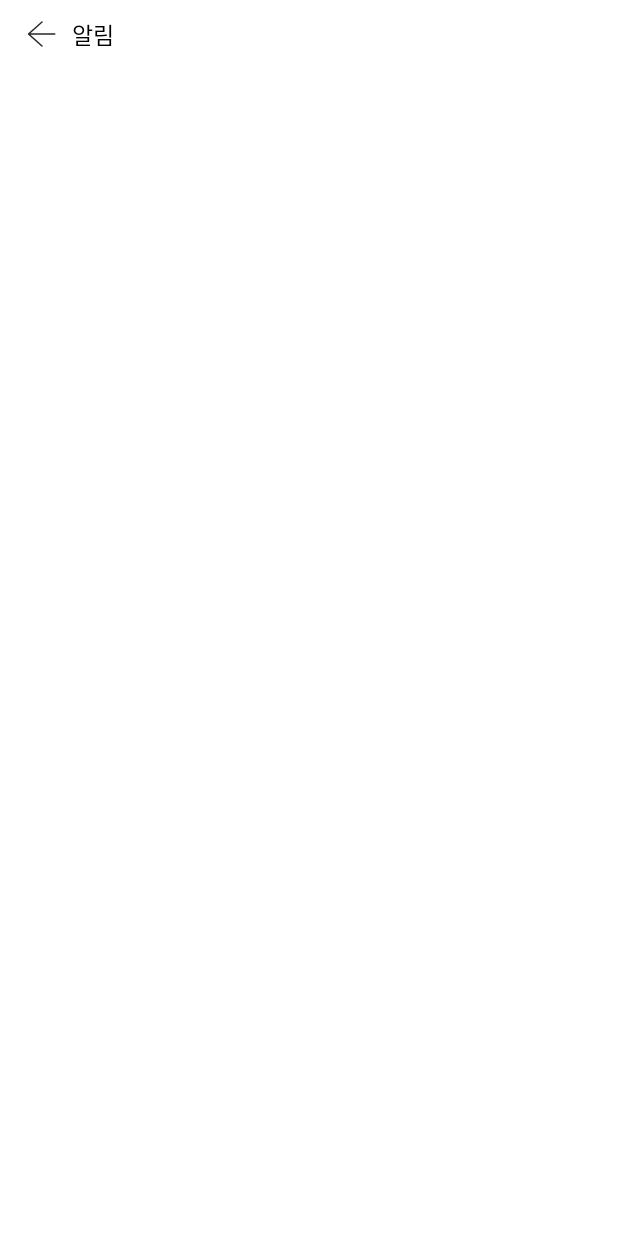
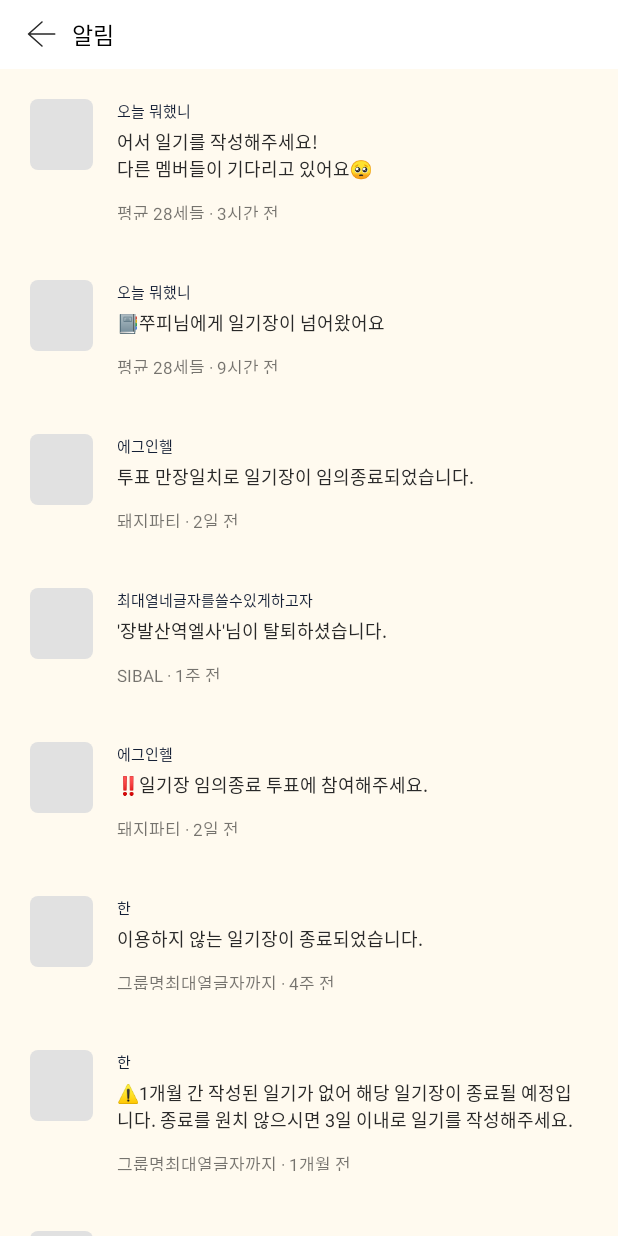
Before and after one commit to JangHyeLyn/Exchange-Diary-Android, an Android app: the NotificationPageActivity screen opened directly, with no data from a screen before it, on a phone screen of 412 x 824 dp. Before the commit the screen is almost empty. Run offline under Robolectric (Android 15) with nearby library versions, the light colour scheme and no system bars; our stand-ins replace data binding.

Commit message:
알림 페이지 UI생성

```diff
--- /dev/null
+++ b/app/src/main/java/com/km/exchangediary/ui/notification_page/NotificationData.kt
@@ -0,0 +1,10 @@
+package com.km.exchangediary.ui.notification_page
+
+data class NotificationData(
+    /* TODO checkFlag */
+    val diaryCover: String,
+    val diaryTitle: String,
+    val notificationDetail: String,
+    val groupName: String,
+    val notificationTime: String
+)
--- /dev/null
+++ b/app/src/main/java/com/km/exchangediary/ui/notification_page/NotificationListAdapter.kt
@@ -0,0 +1,49 @@
+package com.km.exchangediary.ui.notification_page
+
+import android.content.Context
+import android.view.LayoutInflater
+import android.view.ViewGroup
+import androidx.databinding.DataBindingUtil
+import androidx.recyclerview.widget.RecyclerView
+import com.km.exchangediary.R
+import com.km.exchangediary.databinding.ItemNotificationBinding
+
+class NotificationListAdapter : RecyclerView.Adapter<NotificationListAdapter.NotificationViewHolder>() {
+    private val notificationList = arrayListOf<NotificationData>(
+        NotificationData("","오늘 뭐했니","어서 일기를 작성해주세요!\n다른 멤버들이 기다리고 있어요\uD83E\uDD7A","평균 28세들","3시간 전"),
+        NotificationData("","오늘 뭐했니","📔쭈피님에게 일기장이 넘어왔어요","평균 28세들","9시간 전"),
+        NotificationData("","에그인헬","투표 만장일치로 일기장이 임의종료되었습니다.","돼지파티","2일 전"),
+        NotificationData("","최대열네글자를쓸수있게하고자","'장발산역엘사'님이 탈퇴하셨습니다.","SIBAL","1주 전"),
+        NotificationData("","에그인헬","‼️일기장 임의종료 투표에 참여해주세요.","돼지파티","2일 전"),
+        NotificationData("","한","이용하지 않는 일기장이 종료되었습니다.","그룹명최대열글자까지","4주 전"),
+        NotificationData("","한","⚠️1개월 간 작성된 일기가 없어 해당 일기장이 종료될 예정입니다. 종료를 원치 않으시면 3일 이내로 일기를 작성해주세요.","그룹명최대열글자까지","1개월 전"),
+        NotificationData("","후라이","🥳일기장을 다 썼네요!\n이제 마지막 페이지에서 통계를 확인할 수 있어요!","전설의 레전드","1개월 전"),
+        NotificationData("","오늘 뭐했니","새로운 일기장에 초대받았어요!\n'개똥이'님과 교환일기를 작성하러 가볼까요?~?","평균 28세들","9시간 전"),
+        NotificationData("","후라이","다음 작성자 지정을 깜박하셨네요!\n누구에게 일기장을 넘겨줄까요?🤔","전설의 레전드","3주 전"),
+        NotificationData("","오늘 뭐했니","✍️ 이제 일기 작성 가능!\n초대한 멤버가 들어와서 일기장을 넘겨줄 수 있어요 :)","평균 28세들","1개월 전")
+    )
+
+    override fun onCreateViewHolder(parent: ViewGroup, viewType: Int): NotificationViewHolder =
+        NotificationViewHolder(DataBindingUtil.inflate(
+            parent.context.getSystemService(Context.LAYOUT_INFLATER_SERVICE) as LayoutInflater,
+            R.layout.item_notification,
+            parent,
+            false)
+        )
+
+    override fun onBindViewHolder(holder: NotificationViewHolder, position: Int) {
+        holder.onBind(notificationList[position])
+    }
+
+    override fun getItemCount(): Int = notificationList.size
+
+    class NotificationViewHolder(private val binding: ItemNotificationBinding) :
+        RecyclerView.ViewHolder(binding.root) {
+        fun onBind(item: NotificationData) {
+            /* TODO Glide를 통해 다이어리 커버 이미지 바인딩 */
+            binding.tvNotificationDiaryTitle.text = item.diaryTitle
+            binding.tvNotificationDetail.text = item.notificationDetail
+            binding.tvNotificationGroupNameAndTime.text = "${item.groupName} · ${item.notificationTime}"
+        }
+    }
+}
--- a/app/src/main/java/com/km/exchangediary/ui/notification_page/NotificationPageActivity.kt
+++ b/app/src/main/java/com/km/exchangediary/ui/notification_page/NotificationPageActivity.kt
@@ -1,10 +1,12 @@
 package com.km.exchangediary.ui.notification_page
 
 import android.os.Bundle
+import android.widget.LinearLayout
+import androidx.recyclerview.widget.LinearLayoutManager
+import androidx.recyclerview.widget.RecyclerView
 import com.km.exchangediary.R
 import com.km.exchangediary.base.BaseActivity
 import com.km.exchangediary.databinding.ActivityNotificationPageBinding
-
 
 class NotificationPageActivity : BaseActivity<ActivityNotificationPageBinding>() {
     override fun layoutRes(): Int = R.layout.activity_notification_page
@@ -12,5 +14,19 @@ class NotificationPageActivity : BaseActivity<ActivityNotificationPageBinding>()
     override fun onCreate(savedInstanceState: Bundle?) {
         super.onCreate(savedInstanceState)
 
+        binding.ivProfileBack.setOnClickListener { finish() }
+
+        onBindView()
+    }
+
+    private fun onBindView() {
+        binding.rvNotificationList.apply {
+            adapter = NotificationListAdapter()
+            layoutManager = LinearLayoutManager(
+                this@NotificationPageActivity,
+                LinearLayoutManager.VERTICAL,
+                false
+            )
+        }
     }
 }
--- /dev/null
+++ b/app/src/main/res/drawable/custom_background_notification_image.xml
@@ -0,0 +1,7 @@
+<?xml version="1.0" encoding="utf-8"?>
+<shape xmlns:android="http://schemas.android.com/apk/res/android"
+    android:shape="rectangle">
+    <solid android:color="@color/notification_image_background" />
+    <corners android:radius="5dp" />
+
+</shape>
--- a/app/src/main/res/layout/activity_notification_page.xml
+++ b/app/src/main/res/layout/activity_notification_page.xml
@@ -3,9 +3,10 @@
     xmlns:app="http://schemas.android.com/apk/res-auto"
     xmlns:tools="http://schemas.android.com/tools">
 
-    <androidx.constraintlayout.widget.ConstraintLayout
+    <LinearLayout
         android:layout_width="match_parent"
         android:layout_height="match_parent"
+        android:orientation="vertical"
         tools:context=".ui.notification_page.NotificationPageActivity">
 
         <androidx.appcompat.widget.Toolbar
@@ -36,8 +37,15 @@
                     android:text="알림"
                     android:textColor="@color/black"
                     android:textSize="15dp" />
-
             </RelativeLayout>
         </androidx.appcompat.widget.Toolbar>
-    </androidx.constraintlayout.widget.ConstraintLayout>
+
+        <androidx.recyclerview.widget.RecyclerView
+            android:id="@+id/rv_notification_list"
+            android:layout_width="match_parent"
+            android:layout_height="match_parent"
+            android:overScrollMode="never"
+            app:layout_constraintStart_toStartOf="parent"
+            app:layout_constraintTop_toBottomOf="@+id/tb_alarm_page" />
+    </LinearLayout>
 </layout>
--- a/app/src/main/res/layout/item_notification.xml
+++ b/app/src/main/res/layout/item_notification.xml
@@ -1,16 +1,62 @@
 <?xml version="1.0" encoding="utf-8"?>
-<androidx.constraintlayout.widget.ConstraintLayout xmlns:android="http://schemas.android.com/apk/res/android"
-    xmlns:app="http://schemas.android.com/apk/res-auto"
+
+<layout xmlns:android="http://schemas.android.com/apk/res/android"
+    xmlns:app="http://schemas.android.com/apk/res-auto">
+
+    <androidx.constraintlayout.widget.ConstraintLayout
+        android:id="@+id/cl_notification_page"
         android:layout_width="match_parent"
-    android:layout_height="112dp">
+        android:layout_height="wrap_content"
+        android:background="@color/notification_background_color">
 
         <ImageView
+            android:id="@+id/iv_notification_diary_cover"
             android:layout_width="42dp"
             android:layout_height="47dp"
             android:layout_marginStart="20dp"
             android:layout_marginTop="20dp"
+            android:background="@drawable/custom_background_notification_image"
             app:layout_constraintStart_toStartOf="parent"
-        app:layout_constraintTop_toTopOf="parent"
-        android:background="@color/notification_image_background"/>
+            app:layout_constraintTop_toTopOf="parent" />
+
+        <TextView
+            android:id="@+id/tv_notification_diary_Title"
+            android:layout_width="wrap_content"
+            android:layout_height="wrap_content"
+            android:layout_marginStart="16dp"
+            android:layout_marginTop="20dp"
+            android:textColor="@color/notification_diary_name_color"
+            android:textSize="10dp"
+            app:layout_constraintStart_toEndOf="@+id/iv_notification_diary_cover"
+            app:layout_constraintTop_toTopOf="parent" />
+
+        <TextView
+            android:id="@+id/tv_notification_detail"
+            android:layout_width="wrap_content"
+            android:layout_height="wrap_content"
+            android:layout_marginStart="16dp"
+            android:layout_marginTop="4dp"
+            android:layout_marginEnd="20dp"
+            android:textColor="@color/toolbar_color"
+            android:textSize="12dp"
+            app:layout_constrainedWidth="true"
+            app:layout_constraintEnd_toEndOf="parent"
+            app:layout_constraintHorizontal_bias="0.0"
+            app:layout_constraintStart_toEndOf="@+id/iv_notification_diary_cover"
+            app:layout_constraintTop_toBottomOf="@+id/tv_notification_diary_Title" />
+
+        <TextView
+            android:id="@+id/tv_notification_group_name_and_time"
+            android:layout_width="wrap_content"
+            android:layout_height="13dp"
+            android:layout_marginStart="16dp"
+            android:layout_marginTop="12dp"
+            android:layout_marginBottom="20dp"
+            android:textSize="11dp"
+            app:layout_constraintBottom_toBottomOf="parent"
+            app:layout_constraintStart_toEndOf="@+id/iv_notification_diary_cover"
+            app:layout_constraintTop_toBottomOf="@+id/tv_notification_detail"
+            app:layout_constraintVertical_bias="0.0" />
 
     </androidx.constraintlayout.widget.ConstraintLayout>
+</layout>
--- a/app/src/main/res/values/colors.xml
+++ b/app/src/main/res/values/colors.xml
@@ -12,4 +12,6 @@
     <color name="button_edge_color">#a6a6a6</color>
     <color name="temp">#fedbdb</color>
     <color name="notification_image_background">#e1e1e1</color>
+    <color name="notification_diary_name_color">#152036</color>
+    <color name="notification_background_color">#1AFFCE66</color>
 </resources>
```
Lines whose indentation alone changed are shown as unchanged.
